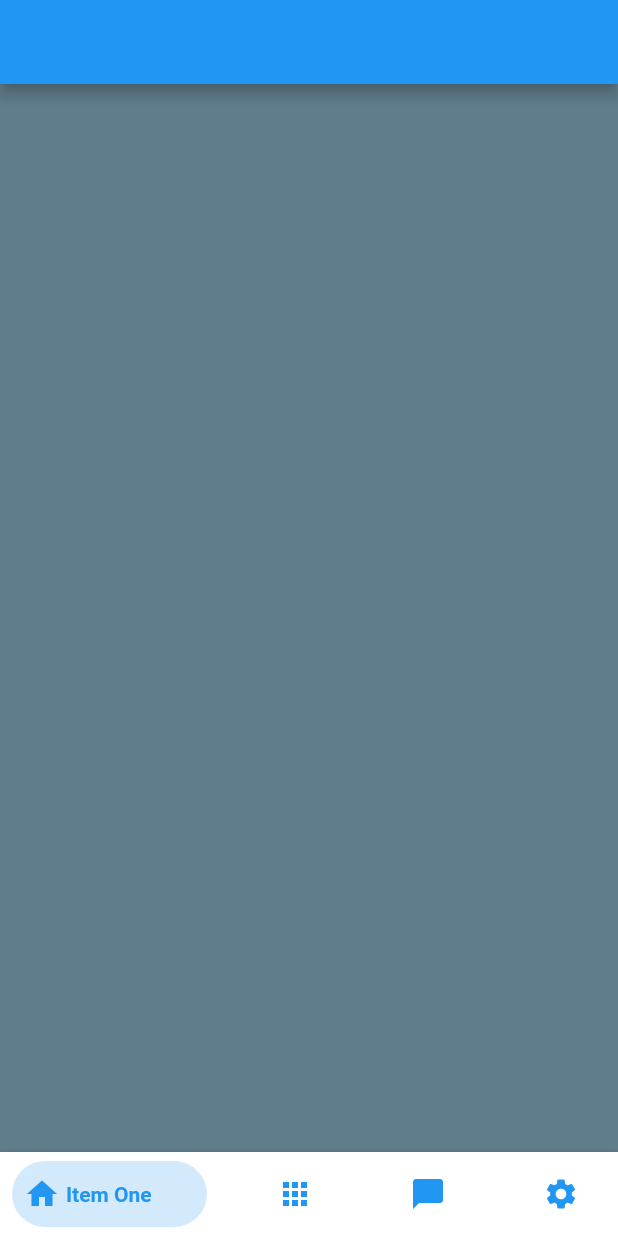
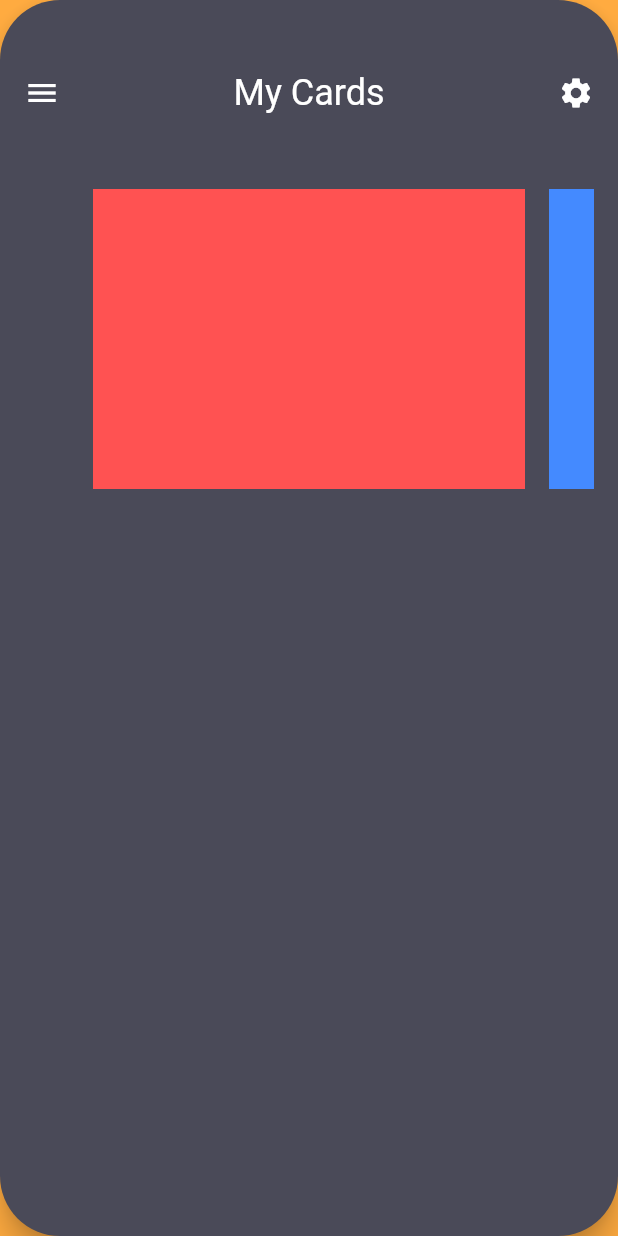
Before and after one commit to thiruraje/flutter_tasks, a Flutter app: the screen it shows after launch, on a phone screen of 412 x 824 dp. Run offline on Flutter 3.47's test engine with Material 2 defaults, Android fonts, the phone set to English and light mode, and no system bars; drawn by our look-alikes of bottom_navy_bar; our stand-ins replace curved_navigation_bar.

Commit message:
drawer updated

```diff
--- /dev/null
+++ b/lib/drawer.dart
@@ -0,0 +1,162 @@
+import 'package:flutter/material.dart';
+
+final Color backgroundColor = Color(0xFF4A4A58);
+
+class MenuDashboardPage extends StatefulWidget {
+  @override
+  _MenuDashboardPageState createState() => _MenuDashboardPageState();
+}
+
+class _MenuDashboardPageState extends State<MenuDashboardPage> with SingleTickerProviderStateMixin {
+  bool isCollapsed = true;
+  double screenWidth, screenHeight;
+  final Duration duration = const Duration(milliseconds: 300);
+  AnimationController _controller;
+  Animation<double> _scaleAnimation;
+  Animation<double> _menuScaleAnimation;
+  Animation<Offset> _slideAnimation;
+
+  @override
+  void initState() {
+    super.initState();
+    _controller = AnimationController(vsync: this, duration: duration);
+    _scaleAnimation = Tween<double>(begin: 1, end: 0.8).animate(_controller);
+    _menuScaleAnimation = Tween<double>(begin: 0.5, end: 1).animate(_controller);
+    _slideAnimation = Tween<Offset>(begin: Offset(-1, 0), end: Offset(0, 0)).animate(_controller);
+  }
+
+  @override
+  void dispose() {
+    _controller.dispose();
+    super.dispose();
+  }
+
+  @override
+  Widget build(BuildContext context) {
+    Size size = MediaQuery.of(context).size;
+    screenHeight = size.height;
+    screenWidth = size.width;
+
+    return Scaffold(
+      backgroundColor: backgroundColor,
+      body: Stack(
+        children: <Widget>[
+          menu(context),
+          dashboard(context),
+        ],
+      ),
+    );
+  }
+
+  Widget menu(context) {
+    return Container(
+      color: Colors.orangeAccent,
+      child: SlideTransition(
+        position: _slideAnimation,
+        child: ScaleTransition(
+          scale: _menuScaleAnimation,
+          child: Padding(
+            padding: const EdgeInsets.only(left: 16.0),
+            child: Align(
+              alignment: Alignment.centerLeft,
+              child: Column(
+                mainAxisSize: MainAxisSize.min,
+                mainAxisAlignment: MainAxisAlignment.spaceAround,
+                crossAxisAlignment: CrossAxisAlignment.start,
+                children: <Widget>[
+                  Text("Dashboard", style: TextStyle(color: Colors.white, fontSize: 22)),
+                  SizedBox(height: 10),
+                  Text("Messages", style: TextStyle(color: Colors.white, fontSize: 22)),
+                  SizedBox(height: 10),
+                  Text("Utility Bills", style: TextStyle(color: Colors.white, fontSize: 22)),
+                  SizedBox(height: 10),
+                  Text("Funds Transfer", style: TextStyle(color: Colors.white, fontSize: 22)),
+                  SizedBox(height: 10),
+                  Text("Branches", style: TextStyle(color: Colors.white, fontSize: 22)),
+                ],
+              ),
+            ),
+          ),
+        ),
+      ),
+    );
+  }
+
+  Widget dashboard(context) {
+    return AnimatedPositioned(
+      duration: duration,
+      top: 0,
+      bottom: 0,
+      left: isCollapsed ? 0 : 0.6 * screenWidth,
+      right: isCollapsed ? 0 : -0.2 * screenWidth,
+      child: ScaleTransition(
+        scale: _scaleAnimation,
+        child: Material(
+          animationDuration: duration,
+          borderRadius: BorderRadius.all(Radius.circular(40)),
+          elevation: 8,
+          color: backgroundColor,
+          child: SingleChildScrollView(
+            scrollDirection: Axis.vertical,
+            physics: ClampingScrollPhysics(),
+            child: Container(
+              padding: const EdgeInsets.only(left: 16, right: 16, top: 48),
+              child: Column(
+                crossAxisAlignment: CrossAxisAlignment.start,
+                children: <Widget>[
+                  Row(
+                    mainAxisAlignment: MainAxisAlignment.spaceBetween,
+                    mainAxisSize: MainAxisSize.max,
+                    children: [
+                      InkWell(
+                        child: Icon(Icons.menu, color: Colors.white),
+                        onTap: () {
+                          setState(() {
+                            if (isCollapsed)
+                              _controller.forward();
+                            else
+                              _controller.reverse();
+
+                            isCollapsed = !isCollapsed;
+                          });
+                        },
+                      ),
+                      Text("My Cards", style: TextStyle(fontSize: 24, color: Colors.white)),
+                      Icon(Icons.settings, color: Colors.white),
+                    ],
+                  ),
+                  SizedBox(height: 50),
+                  Container(
+                    height: 200,
+                    child: PageView(
+                      controller: PageController(viewportFraction: 0.8),
+                      scrollDirection: Axis.horizontal,
+                      pageSnapping: true,
+                      children: <Widget>[
+                        Container(
+                          margin: const EdgeInsets.symmetric(horizontal: 8),
+                          color: Colors.redAccent,
+                          width: 100,
+                        ),
+                        Container(
+                          margin: const EdgeInsets.symmetric(horizontal: 8),
+                          color: Colors.blueAccent,
+                          width: 100,
+                        ),
+                        Container(
+                          margin: const EdgeInsets.symmetric(horizontal: 8),
+                          color: Colors.greenAccent,
+                          width: 100,
+                        ),
+                      ],
+                    ),
+                  ),
+                ],
+              ),
+            ),
+          ),
+        ),
+      ),
+    );
+  }
+}
--- a/lib/main.dart
+++ b/lib/main.dart
@@ -1,5 +1,6 @@
 import 'package:flutter/material.dart';
 import 'package:testing/bootombar.dart';
+import 'package:testing/drawer.dart';
 
 void main() {
   runApp(MyApp());
@@ -27,7 +28,7 @@ class MyApp extends StatelessWidget {
         // closer together (more dense) than on mobile platforms.
         visualDensity: VisualDensity.adaptivePlatformDensity,
       ),
-      home: BootomBar(),
+      home: MenuDashboardPage(),
     );
   }
 }
```
